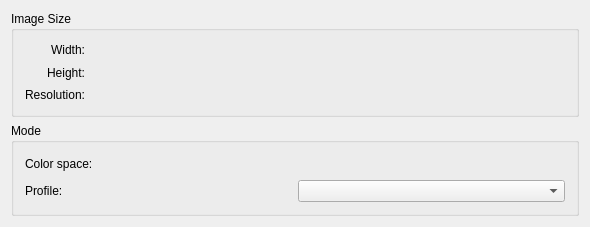
First picture: the form in krita/ui/forms/wdgimageproperties.ui, repository KDE/krita, before the edit.
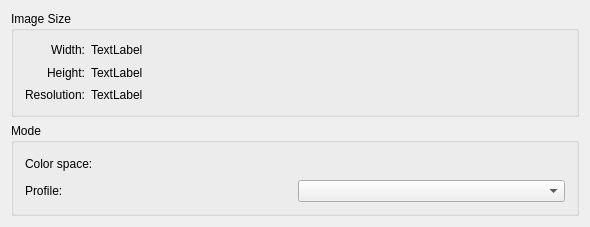
Second picture: the form after the edit. Custom widgets are drawn as their Qt base class.

```diff
--- a/krita/ui/forms/wdgimageproperties.ui
+++ b/krita/ui/forms/wdgimageproperties.ui
@@ -61,21 +61,21 @@
         <item>
          <widget class="QLabel" name="lblWidthValue" >
           <property name="text" >
-           <string/>
+           <string comment="KDE::DoNotExtract" >TextLabel</string>
           </property>
          </widget>
         </item>
         <item>
          <widget class="QLabel" name="lblHeightValue" >
           <property name="text" >
-           <string/>
+           <string comment="KDE::DoNotExtract" >TextLabel</string>
           </property>
          </widget>
         </item>
         <item>
          <widget class="QLabel" name="lblResolutionValue" >
           <property name="text" >
-           <string/>
+           <string comment="KDE::DoNotExtract" >TextLabel</string>
           </property>
          </widget>
         </item>
```
